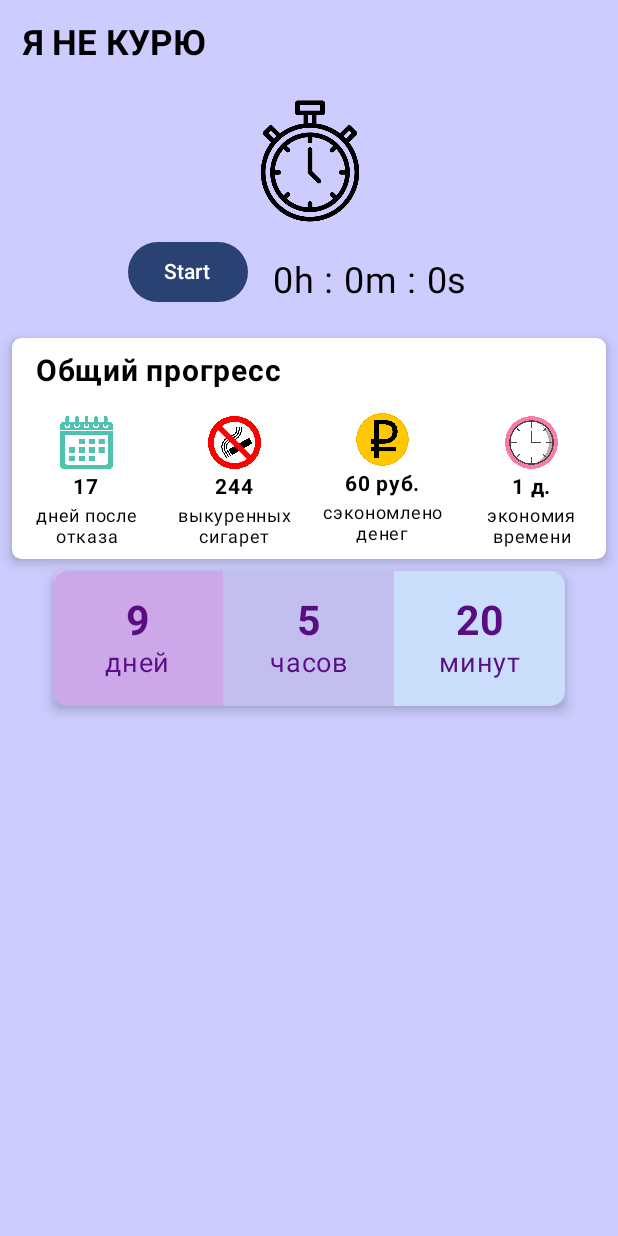
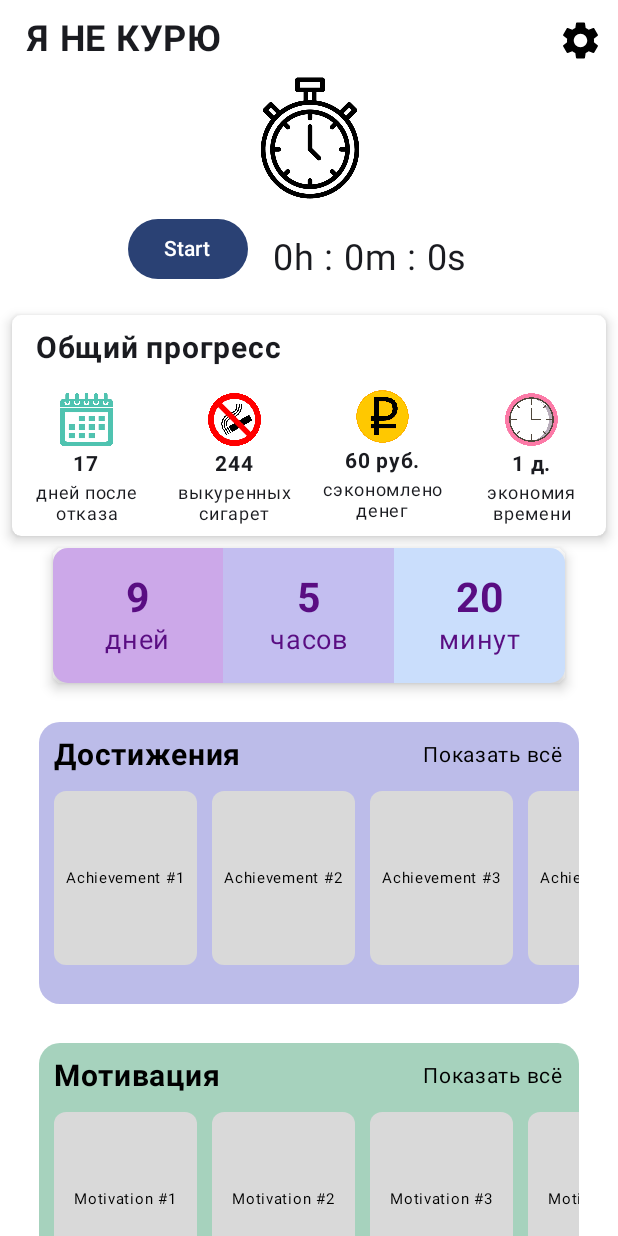
Before and after one commit to sashel007/Quit_Smoking, an Android app built with Jetpack Compose: the MainScreen screen opened through its navigation route, on a phone screen of 412 x 824 dp. Run offline under Robolectric (Android 15) with nearby library versions, the light colour scheme and no system bars; our stand-ins replace Room's generated code; libraries missing offline, so code that uses them is left out: com.jakewharton.threetenabp; 1 statement that could not run was skipped.

Commit message:
подкручены базы (не до конца)

```diff
--- a/app/build.gradle.kts
+++ b/app/build.gradle.kts
@@ -64,6 +64,8 @@
     implementation("androidx.datastore:datastore-preferences:1.0.0")
     implementation ("androidx.navigation:navigation-compose:2.7.4")
     implementation ("com.jakewharton.threetenabp:threetenabp:1.3.1")
+    implementation ("com.google.accompanist:accompanist-pager:0.27.1")
+
 
     // Room
     implementation("androidx.room:room-runtime:2.6.0")
--- a/app/src/main/java/ru/sashel007/quitsmoking/MainActivity.kt
+++ b/app/src/main/java/ru/sashel007/quitsmoking/MainActivity.kt
@@ -12,22 +12,19 @@
 import androidx.compose.runtime.LaunchedEffect
 import androidx.compose.runtime.getValue
 import androidx.compose.runtime.mutableIntStateOf
-import androidx.compose.runtime.mutableStateOf
 import androidx.compose.runtime.remember
 import androidx.compose.runtime.setValue
 import androidx.compose.ui.Alignment
 import androidx.compose.ui.Modifier
 import androidx.compose.ui.graphics.Color
-import androidx.lifecycle.lifecycleScope
 import androidx.lifecycle.viewmodel.compose.viewModel
 import androidx.navigation.NavController
 import androidx.navigation.compose.NavHost
 import androidx.navigation.compose.composable
 import androidx.navigation.compose.rememberNavController
 import com.jakewharton.threetenabp.AndroidThreeTen
-import kotlinx.coroutines.launch
-import ru.sashel007.quitsmoking.dto.AppDatabase
-import ru.sashel007.quitsmoking.dto.UserDao
+import ru.sashel007.quitsmoking.dto.user.AppDatabase
+import ru.sashel007.quitsmoking.dto.user.UserDao
 import ru.sashel007.quitsmoking.mainscreen.MainScreen
 import ru.sashel007.quitsmoking.navigator.CigarettesInPackPage
 import ru.sashel007.quitsmoking.navigator.CigarettesPerDayPage
@@ -64,7 +61,7 @@
 
                 Surface(
                     modifier = Modifier.fillMaxSize(),
-                    color = Color(0xFFCCCCFF)
+                    color = Color.White
                 ) {
                     AppNavigator(userViewModel)
                 }
--- /dev/null
+++ b/app/src/main/java/ru/sashel007/quitsmoking/dto/achievement/AchievementData.kt
@@ -0,0 +1,13 @@
+package ru.sashel007.quitsmoking.dto.achievement
+
+import androidx.room.Entity
+import androidx.room.PrimaryKey
+
+@Entity(tableName = "achievements")
+data class AchievementData(
+    @PrimaryKey val id: Int,
+    val name: String,
+    val description: String,
+    val imageUri: String,
+    val isUnlocked: Boolean
+)
--- /dev/null
+++ b/app/src/main/java/ru/sashel007/quitsmoking/dto/achievement/AchievementRepository.kt
@@ -0,0 +1,15 @@
+package ru.sashel007.quitsmoking.dto.achievement
+
+import androidx.lifecycle.LiveData
+
+class AchievementRepository(private val dao: AchievementDao) {
+    val allAchievements: LiveData<List<AchievementData>> = dao.getAllAchievements()
+
+    suspend fun insertAchievements(achievements: List<AchievementData>) {
+        dao.insertAll(achievements)
+    }
+
+    suspend fun updateAchievement(achievement: AchievementData) {
+        dao.updateAchievement(achievement)
+    }
+}
--- a/app/src/main/java/ru/sashel007/quitsmoking/dto/UserDao.kt
+++ b/app/src/main/java/ru/sashel007/quitsmoking/dto/user/UserDao.kt
@@ -1,4 +1,4 @@
-package ru.sashel007.quitsmoking.dto
+package ru.sashel007.quitsmoking.dto.user
 
 import androidx.lifecycle.LiveData
 import androidx.room.Dao
--- a/app/src/main/java/ru/sashel007/quitsmoking/dto/UserData.kt
+++ b/app/src/main/java/ru/sashel007/quitsmoking/dto/user/UserData.kt
@@ -1,4 +1,4 @@
-package ru.sashel007.quitsmoking.dto
+package ru.sashel007.quitsmoking.dto.user
 
 import androidx.room.Entity
 import androidx.room.PrimaryKey
--- a/app/src/main/java/ru/sashel007/quitsmoking/dto/UserRepository.kt
+++ b/app/src/main/java/ru/sashel007/quitsmoking/dto/user/UserRepository.kt
@@ -1,4 +1,4 @@
-package ru.sashel007.quitsmoking.dto
+package ru.sashel007.quitsmoking.dto.user
 
 import android.util.Log
 import androidx.lifecycle.LiveData
--- a/app/src/main/java/ru/sashel007/quitsmoking/mainscreen/MainScreen.kt
+++ b/app/src/main/java/ru/sashel007/quitsmoking/mainscreen/MainScreen.kt
@@ -4,9 +4,12 @@
 import androidx.compose.foundation.layout.Arrangement
 import androidx.compose.foundation.layout.Box
 import androidx.compose.foundation.layout.Column
+import androidx.compose.foundation.layout.Spacer
 import androidx.compose.foundation.layout.fillMaxSize
 import androidx.compose.foundation.layout.height
 import androidx.compose.foundation.layout.width
+import androidx.compose.foundation.rememberScrollState
+import androidx.compose.foundation.verticalScroll
 import androidx.compose.material3.Text
 import androidx.compose.runtime.Composable
 import androidx.compose.ui.Alignment
@@ -16,17 +19,20 @@
 import androidx.compose.ui.res.painterResource
 import androidx.compose.ui.unit.dp
 import ru.sashel007.quitsmoking.R
+import ru.sashel007.quitsmoking.mainscreen.elements.Achievements
+import ru.sashel007.quitsmoking.mainscreen.elements.Advices
 import ru.sashel007.quitsmoking.mainscreen.elements.DontSmokeText
+import ru.sashel007.quitsmoking.mainscreen.elements.Motivation
 import ru.sashel007.quitsmoking.mainscreen.elements.ProgressLine
 import ru.sashel007.quitsmoking.mainscreen.elements.SmokeTimer
 import ru.sashel007.quitsmoking.mainscreen.elements.Timer
 
 @Composable
 fun MainScreen() {
-    val imageHeight = LocalDensity.current.run { 20.dp }
-
     Box(
-        modifier = Modifier.fillMaxSize(),
+        modifier = Modifier
+            .fillMaxSize()
+            .verticalScroll(rememberScrollState()),
         contentAlignment = Alignment.Center
     ) {
         Column(
@@ -38,6 +44,13 @@
             SmokeTimer()
             ProgressLine()
             Timer()
+            Spacer(modifier = Modifier.height(26.dp))
+            Achievements()
+            Spacer(modifier = Modifier.height(26.dp))
+            Motivation()
+            Spacer(modifier = Modifier.height(26.dp))
+            Advices()
+            Spacer(modifier = Modifier.height(16.dp))
         }
     }
 }
--- /dev/null
+++ b/app/src/main/java/ru/sashel007/quitsmoking/mainscreen/elements/Achievements.kt
@@ -0,0 +1,105 @@
+package ru.sashel007.quitsmoking.mainscreen.elements
+
+import android.annotation.SuppressLint
+import androidx.compose.foundation.background
+import androidx.compose.foundation.layout.Arrangement
+import androidx.compose.foundation.layout.Box
+import androidx.compose.foundation.layout.Column
+import androidx.compose.foundation.layout.PaddingValues
+import androidx.compose.foundation.layout.Row
+import androidx.compose.foundation.layout.fillMaxHeight
+import androidx.compose.foundation.layout.fillMaxSize
+import androidx.compose.foundation.layout.fillMaxWidth
+import androidx.compose.foundation.layout.height
+import androidx.compose.foundation.layout.offset
+import androidx.compose.foundation.layout.padding
+import androidx.compose.foundation.layout.requiredHeight
+import androidx.compose.foundation.layout.requiredWidth
+import androidx.compose.foundation.layout.width
+import androidx.compose.foundation.lazy.LazyListState
+import androidx.compose.foundation.lazy.LazyRow
+import androidx.compose.foundation.lazy.items
+import androidx.compose.foundation.lazy.rememberLazyListState
+import androidx.compose.foundation.shape.RoundedCornerShape
+import androidx.compose.material3.Surface
+import androidx.compose.material3.Text
+import androidx.compose.runtime.Composable
+import androidx.compose.runtime.derivedStateOf
+import androidx.compose.runtime.getValue
+import androidx.compose.runtime.remember
+import androidx.compose.ui.Alignment
+import androidx.compose.ui.Modifier
+import androidx.compose.ui.draw.clip
+import androidx.compose.ui.graphics.Color
+import androidx.compose.ui.text.font.FontWeight
+import androidx.compose.ui.unit.dp
+import androidx.compose.ui.unit.sp
+import androidx.compose.ui.unit.times
+
+@Composable
+fun Achievements() {
+    Box(
+        modifier = Modifier
+            .width(360.dp)
+            .height(188.dp)
+            .clip(RoundedCornerShape(topStart = 14.dp, topEnd = 14.dp, bottomStart = 14.dp, bottomEnd = 14.dp))
+            .background(Color(red = 0.7372549f, green = 0.7372549f, blue = 0.9137255f, alpha = 1f))
+            .padding(top = 10.dp, bottom = 10.dp)
+    ) {
+        Column(
+            modifier = Modifier
+                .fillMaxSize()
+                .padding(bottom = 2.dp), // You can adjust this value to reduce the space at the bottom of the Column
+            verticalArrangement = Arrangement.Top // Align items to the top or use custom spacing
+        ) {
+            Row(
+                modifier = Modifier
+                    .fillMaxWidth()
+                    .padding(bottom = 12.dp, start = 10.dp, end = 10.dp), // Adjust bottom padding to reduce space between this Row and LazyRow
+                horizontalArrangement = Arrangement.SpaceBetween,
+                verticalAlignment = Alignment.CenterVertically
+            ) {
+                Text(
+                    text = "Достижения",
+                    fontSize = 20.sp,
+                    fontWeight = FontWeight.Bold,
+                    color = Color.Black
+                )
+                Text(
+                    text = "Показать всё",
+                    fontSize = 14.sp,
+                    fontWeight = FontWeight.Normal,
+                    color = Color.Black
+                )
+            }
+            LazyRow(
+                // You can control the spacing between items inside LazyRow with contentPadding and itemSpacing
+                contentPadding = PaddingValues(start = 10.dp, end = 10.dp), // Adjust horizontal padding for space around items
+                horizontalArrangement = Arrangement.spacedBy(10.dp) // Adjust space between items
+            ) {
+                items(List(10) { "Achievement #${it + 1}" }) { achievement ->
+                    AchievementBlock(achievement)
+                }
+            }
+        }
+    }
+}
+
+@Composable
+fun AchievementBlock(achievement: String) {
+    Box(
+        modifier = Modifier
+            .requiredWidth(95.dp)
+            .requiredHeight(116.dp)
+            .clip(shape = RoundedCornerShape(8.dp))
+            .background(color = Color(0xffd9d9d9)),
+        contentAlignment = Alignment.Center
+    ) {
+        Text(
+            text = achievement,
+            fontSize = 10.sp, // Adjust as needed
+            fontWeight = FontWeight.Normal,
+            color = Color.Black
+        )
+    }
+}
--- /dev/null
+++ b/app/src/main/java/ru/sashel007/quitsmoking/mainscreen/elements/Advices.kt
@@ -0,0 +1,95 @@
+package ru.sashel007.quitsmoking.mainscreen.elements
+
+import androidx.compose.foundation.background
+import androidx.compose.foundation.layout.Arrangement
+import androidx.compose.foundation.layout.Box
+import androidx.compose.foundation.layout.Column
+import androidx.compose.foundation.layout.PaddingValues
+import androidx.compose.foundation.layout.Row
+import androidx.compose.foundation.layout.fillMaxSize
+import androidx.compose.foundation.layout.fillMaxWidth
+import androidx.compose.foundation.layout.height
+import androidx.compose.foundation.layout.padding
+import androidx.compose.foundation.layout.requiredHeight
+import androidx.compose.foundation.layout.requiredWidth
+import androidx.compose.foundation.layout.width
+import androidx.compose.foundation.lazy.LazyRow
+import androidx.compose.foundation.lazy.items
+import androidx.compose.foundation.shape.RoundedCornerShape
+import androidx.compose.material3.Text
+import androidx.compose.runtime.Composable
+import androidx.compose.ui.Alignment
+import androidx.compose.ui.Modifier
+import androidx.compose.ui.draw.clip
+import androidx.compose.ui.graphics.Color
+import androidx.compose.ui.text.font.FontWeight
+import androidx.compose.ui.unit.dp
+import androidx.compose.ui.unit.sp
+
+@Composable
+fun Advices() {
+    Box(
+        modifier = Modifier
+            .width(360.dp)
+            .height(188.dp)
+            .clip(RoundedCornerShape(topStart = 14.dp, topEnd = 14.dp, bottomStart = 14.dp, bottomEnd = 14.dp))
+            .background(Color(red = 255 / 255f, green = 169 / 255f, blue = 157 / 255f, alpha = 255 / 255f))
+            .padding(top = 10.dp, bottom = 10.dp)
+    ) {
+        Column(
+            modifier = Modifier
+                .fillMaxSize()
+                .padding(bottom = 8.dp), // You can adjust this value to reduce the space at the bottom of the Column
+            verticalArrangement = Arrangement.Top // Align items to the top or use custom spacing
+        ) {
+            Row(
+                modifier = Modifier
+                    .fillMaxWidth()
+                    .padding(bottom = 12.dp, start = 10.dp, end = 10.dp), // Adjust bottom padding to reduce space between this Row and LazyRow
+                horizontalArrangement = Arrangement.SpaceBetween,
+                verticalAlignment = Alignment.CenterVertically
+            ) {
+                Text(
+                    text = "Советы",
+                    fontSize = 20.sp,
+                    fontWeight = FontWeight.Bold,
+                    color = Color.Black
+                )
+                Text(
+                    text = "Показать всё",
+                    fontSize = 14.sp,
+                    fontWeight = FontWeight.Normal,
+                    color = Color.Black
+                )
+            }
+            LazyRow(
+                // You can control the spacing between items inside LazyRow with contentPadding and itemSpacing
+                contentPadding = PaddingValues(start = 10.dp, end = 10.dp), // Adjust horizontal padding for space around items
+                horizontalArrangement = Arrangement.spacedBy(10.dp) // Adjust space between items
+            ) {
+                items(List(10) { "Motivation #${it + 1}" }) { adviceInfo ->
+                    AdviceBlock(adviceInfo)
+                }
+            }
+        }
+    }
+}
+
+@Composable
+fun AdviceBlock(adviceInfo: String) {
+    Box(
+        modifier = Modifier
+            .requiredWidth(95.dp)
+            .requiredHeight(116.dp)
+            .clip(shape = RoundedCornerShape(8.dp))
+            .background(color = Color(0xffd9d9d9)),
+        contentAlignment = Alignment.Center
+    ) {
+        Text(
+            text = adviceInfo,
+            fontSize = 10.sp, // Adjust as needed
+            fontWeight = FontWeight.Normal,
+            color = Color.Black
+        )
+    }
+}
--- a/app/src/main/java/ru/sashel007/quitsmoking/mainscreen/elements/DontSmokeText.kt
+++ b/app/src/main/java/ru/sashel007/quitsmoking/mainscreen/elements/DontSmokeText.kt
@@ -1,22 +1,43 @@
 package ru.sashel007.quitsmoking.mainscreen.elements
 
+import androidx.compose.foundation.Image
+import androidx.compose.foundation.layout.Row
+import androidx.compose.foundation.layout.Spacer
 import androidx.compose.foundation.layout.fillMaxWidth
 import androidx.compose.foundation.layout.padding
+import androidx.compose.foundation.layout.size
 import androidx.compose.material3.Text
 import androidx.compose.runtime.Composable
 import androidx.compose.ui.Modifier
+import androidx.compose.ui.res.painterResource
+import androidx.compose.ui.res.stringResource
 import androidx.compose.ui.text.font.FontWeight
 import androidx.compose.ui.text.style.TextAlign
 import androidx.compose.ui.unit.dp
 import androidx.compose.ui.unit.sp
+import ru.sashel007.quitsmoking.R
 
 @Composable
 fun DontSmokeText() {
-    Text(
-        text = "Я НЕ КУРЮ",
-        fontWeight = FontWeight.Bold,
-        fontSize = 23.sp,
-        textAlign = TextAlign.Start,
-        modifier = Modifier.fillMaxWidth().padding(15.dp)
-    )
+    Row(
+        modifier = Modifier
+            .fillMaxWidth()
+            .padding(top = 12.dp, start = 10.dp, end = 10.dp)
+    ) {
+        Text(
+            text = "Я НЕ КУРЮ",
+            fontWeight = FontWeight.Bold,
+            fontSize = 24.sp,
+            textAlign = TextAlign.Start,
+            modifier = Modifier
+                .padding(start = 8.dp)
+        )
+        Spacer(Modifier.weight(1f))
+        Image(
+            painter = painterResource(id = R.drawable.settings_button_1),
+            contentDescription = stringResource(id = R.string.settings),
+            modifier = Modifier.size(30.dp)
+        )
+    }
+
 }
--- /dev/null
+++ b/app/src/main/java/ru/sashel007/quitsmoking/mainscreen/elements/Motivation.kt
@@ -0,0 +1,95 @@
+package ru.sashel007.quitsmoking.mainscreen.elements
+
+import androidx.compose.foundation.background
+import androidx.compose.foundation.layout.Arrangement
+import androidx.compose.foundation.layout.Box
+import androidx.compose.foundation.layout.Column
+import androidx.compose.foundation.layout.PaddingValues
+import androidx.compose.foundation.layout.Row
+import androidx.compose.foundation.layout.fillMaxSize
+import androidx.compose.foundation.layout.fillMaxWidth
+import androidx.compose.foundation.layout.height
+import androidx.compose.foundation.layout.padding
+import androidx.compose.foundation.layout.requiredHeight
+import androidx.compose.foundation.layout.requiredWidth
+import androidx.compose.foundation.layout.width
+import androidx.compose.foundation.lazy.LazyRow
+import androidx.compose.foundation.lazy.items
+import androidx.compose.foundation.shape.RoundedCornerShape
+import androidx.compose.material3.Text
+import androidx.compose.runtime.Composable
+import androidx.compose.ui.Alignment
+import androidx.compose.ui.Modifier
+import androidx.compose.ui.draw.clip
+import androidx.compose.ui.graphics.Color
+import androidx.compose.ui.text.font.FontWeight
+import androidx.compose.ui.unit.dp
+import androidx.compose.ui.unit.sp
+
+@Composable
+fun Motivation() {
+    Box(
+        modifier = Modifier
+            .width(360.dp)
+            .height(188.dp)
+            .clip(RoundedCornerShape(topStart = 14.dp, topEnd = 14.dp, bottomStart = 14.dp, bottomEnd = 14.dp))
+            .background(Color(red = 0xA6 / 255f, green = 0xD2 / 255f, blue = 0xBD / 255f, alpha = 1f))
+            .padding(top = 10.dp, bottom = 10.dp)
+    ) {
+        Column(
+            modifier = Modifier
+                .fillMaxSize()
+                .padding(bottom = 8.dp), // You can adjust this value to reduce the space at the bottom of the Column
+            verticalArrangement = Arrangement.Top // Align items to the top or use custom spacing
+        ) {
+            Row(
+                modifier = Modifier
+                    .fillMaxWidth()
+                    .padding(bottom = 12.dp, start = 10.dp, end = 10.dp), // Adjust bottom padding to reduce space between this Row and LazyRow
+                horizontalArrangement = Arrangement.SpaceBetween,
+                verticalAlignment = Alignment.CenterVertically
+            ) {
+                Text(
+                    text = "Мотивация",
+                    fontSize = 20.sp,
+                    fontWeight = FontWeight.Bold,
+                    color = Color.Black
+                )
+                Text(
+                    text = "Показать всё",
+                    fontSize = 14.sp,
+                    fontWeight = FontWeight.Normal,
+                    color = Color.Black
+                )
+            }
+            LazyRow(
+                // You can control the spacing between items inside LazyRow with contentPadding and itemSpacing
+                contentPadding = PaddingValues(start = 10.dp, end = 10.dp), // Adjust horizontal padding for space around items
+                horizontalArrangement = Arrangement.spacedBy(10.dp) // Adjust space between items
+            ) {
+                items(List(10) { "Motivation #${it + 1}" }) { motivationInfo ->
+                    MotivationBlock(motivationInfo)
+                }
+            }
+        }
+    }
+}
+
+@Composable
+fun MotivationBlock(motivationInfo: String) {
+    Box(
+        modifier = Modifier
+            .requiredWidth(95.dp)
+            .requiredHeight(116.dp)
+            .clip(shape = RoundedCornerShape(8.dp))
+            .background(color = Color(0xffd9d9d9)),
+        contentAlignment = Alignment.Center
+    ) {
+        Text(
+            text = motivationInfo,
+            fontSize = 10.sp, // Adjust as needed
+            fontWeight = FontWeight.Normal,
+            color = Color.Black
+        )
+    }
+}
--- a/app/src/main/java/ru/sashel007/quitsmoking/mainscreen/elements/ProgressLine.kt
+++ b/app/src/main/java/ru/sashel007/quitsmoking/mainscreen/elements/ProgressLine.kt
@@ -42,8 +42,7 @@
             .background(Color.White)
     ) {
         BlockText()
-        Row()
-        {
+        Row() {
             DaysPassed(
                 Modifier
                     .weight(1f)
--- a/app/src/main/java/ru/sashel007/quitsmoking/navigator/QuitDateSelectionPage.kt
+++ b/app/src/main/java/ru/sashel007/quitsmoking/navigator/QuitDateSelectionPage.kt
@@ -33,17 +33,13 @@
 import androidx.compose.ui.text.style.TextAlign
 import androidx.compose.ui.unit.dp
 import androidx.compose.ui.unit.sp
-import androidx.navigation.NavController
 import org.threeten.bp.LocalDate
 import org.threeten.bp.LocalTime
 import org.threeten.bp.format.DateTimeFormatter
 import ru.sashel007.quitsmoking.R
-import ru.sashel007.quitsmoking.dto.AppDatabase
-import ru.sashel007.quitsmoking.dto.UserData
 import ru.sashel007.quitsmoking.viewmodel.UserViewModel
 import java.util.Calendar
 import java.util.Date
-import java.util.Calendar
 import java.util.Locale
 
 @Composable
--- /dev/null
+++ b/app/src/main/res/drawable/settings_button_1.xml
@@ -0,0 +1,5 @@
+<vector android:height="24dp" android:tint="#000000"
+    android:viewportHeight="24" android:viewportWidth="24"
+    android:width="24dp" xmlns:android="http://schemas.android.com/apk/res/android">
+    <path android:fillColor="@android:color/white" android:pathData="M19.14,12.94c0.04,-0.3 0.06,-0.61 0.06,-0.94c0,-0.32 -0.02,-0.64 -0.07,-0.94l2.03,-1.58c0.18,-0.14 0.23,-0.41 0.12,-0.61l-1.92,-3.32c-0.12,-0.22 -0.37,-0.29 -0.59,-0.22l-2.39,0.96c-0.5,-0.38 -1.03,-0.7 -1.62,-0.94L14.4,2.81c-0.04,-0.24 -0.24,-0.41 -0.48,-0.41h-3.84c-0.24,0 -0.43,0.17 -0.47,0.41L9.25,5.35C8.66,5.59 8.12,5.92 7.63,6.29L5.24,5.33c-0.22,-0.08 -0.47,0 -0.59,0.22L2.74,8.87C2.62,9.08 2.66,9.34 2.86,9.48l2.03,1.58C4.84,11.36 4.8,11.69 4.8,12s0.02,0.64 0.07,0.94l-2.03,1.58c-0.18,0.14 -0.23,0.41 -0.12,0.61l1.92,3.32c0.12,0.22 0.37,0.29 0.59,0.22l2.39,-0.96c0.5,0.38 1.03,0.7 1.62,0.94l0.36,2.54c0.05,0.24 0.24,0.41 0.48,0.41h3.84c0.24,0 0.44,-0.17 0.47,-0.41l0.36,-2.54c0.59,-0.24 1.13,-0.56 1.62,-0.94l2.39,0.96c0.22,0.08 0.47,0 0.59,-0.22l1.92,-3.32c0.12,-0.22 0.07,-0.47 -0.12,-0.61L19.14,12.94zM12,15.6c-1.98,0 -3.6,-1.62 -3.6,-3.6s1.62,-3.6 3.6,-3.6s3.6,1.62 3.6,3.6S13.98,15.6 12,15.6z"/>
+</vector>
--- a/app/src/main/res/values/strings.xml
+++ b/app/src/main/res/values/strings.xml
@@ -1,3 +1,4 @@
 <resources>
     <string name="app_name">Quit Smoking</string>
+    <string name="settings">Настройки</string>
 </resources>
```
Also changed, not shown: app/src/main/java/ru/sashel007/quitsmoking/dto/user/AppDatabase.kt (renamed from app/src/main/java/ru/sashel007/quitsmoking/dto/AppDatabase.kt, +5 -5 lines), app/src/main/java/ru/sashel007/quitsmoking/viewmodel/UserDataViewModel.kt (+3 -4 lines), app/src/main/res/drawable/settings_button.png (added).
